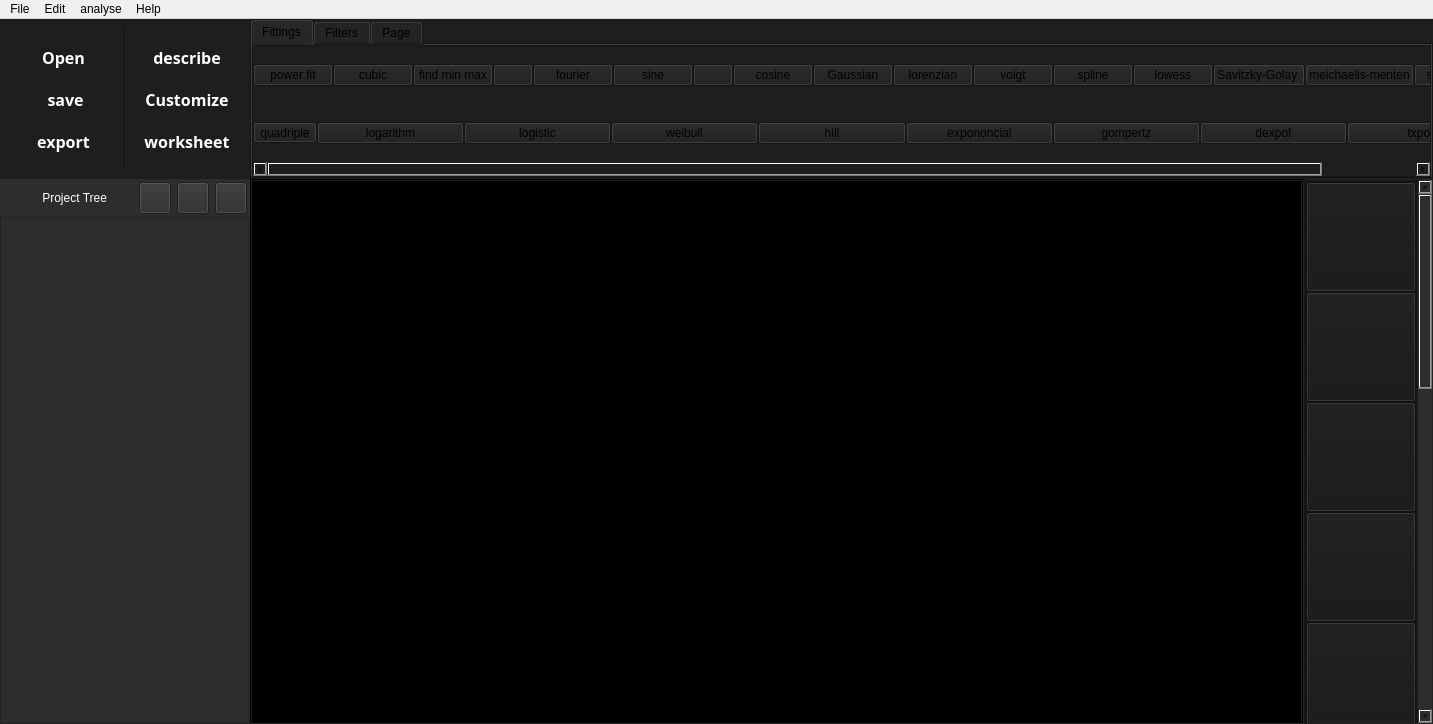
Meliani-Mehdi/Graphite_QT, file form.ui: the form before one commit.
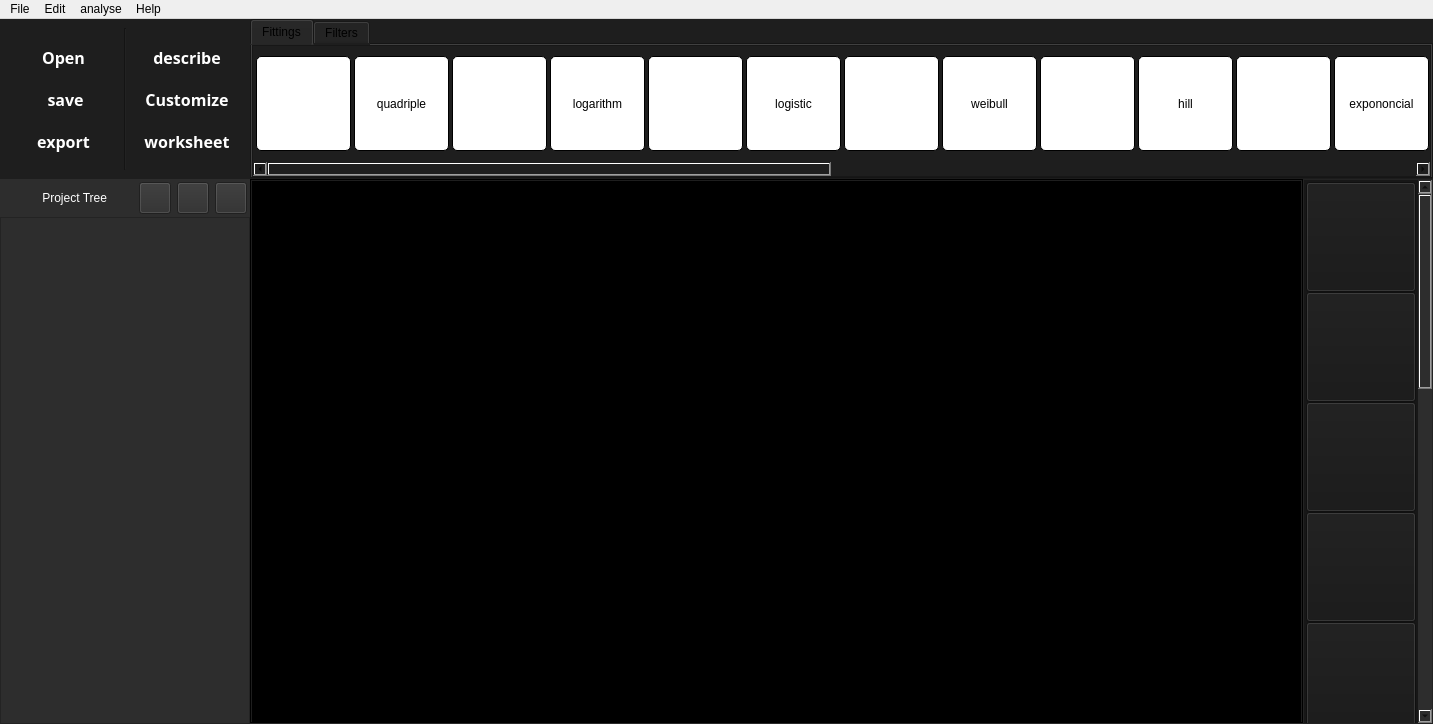
The form after the commit. Icons and pictures are not drawn.

Commit message: icons, and removed min/max

Patch:
```diff
--- a/form.ui
+++ b/form.ui
@@ -469,6 +469,26 @@
            </item>
            <item>
             <widget class="QTabWidget" name="mode_frames">
+             <property name="styleSheet">
+              <string notr="true">QPushButton {
+    background-color: white;
+    color: black; /* Optional: Change the text color if needed */
+    border: 1px solid black; /* Optional: Add a border */
+    padding: 5px; /* Optional: Add some padding for better appearance */
+    border-radius: 5px; /* Optional: Add rounded corners */
+}
+
+/* Optional: Change the background color on hover */
+QPushButton:hover {
+    background-color: lightgray;
+}
+
+/* Optional: Change the background color when the button is pressed */
+QPushButton:pressed {
+    background-color: gray;
+}
+</string>
+             </property>
              <property name="currentIndex">
               <number>0</number>
              </property>
@@ -500,56 +520,159 @@
                  <widget class="QWidget" name="scrollAreaWidgetContents_2">
                   <property name="geometry">
                    <rect>
-                    <x>0</x>
+                    <x>-625</x>
                     <y>0</y>
-                    <width>1513</width>
-                    <height>108</height>
+                    <width>2404</width>
+                    <height>114</height>
                    </rect>
                   </property>
-                  <layout class="QVBoxLayout" name="verticalLayout_8">
+                  <layout class="QHBoxLayout" name="horizontalLayout_7">
                    <property name="spacing">
-                    <number>0</number>
+                    <number>3</number>
                    </property>
                    <property name="leftMargin">
-                    <number>0</number>
+                    <number>3</number>
                    </property>
                    <property name="topMargin">
-                    <number>0</number>
+                    <number>3</number>
                    </property>
                    <property name="rightMargin">
-                    <number>0</number>
+                    <number>3</number>
                    </property>
                    <property name="bottomMargin">
-                    <number>0</number>
+                    <number>3</number>
                    </property>
-                   <item>
-                    <layout class="QHBoxLayout" name="horizontalLayout_8">
                      <item>
                       <widget class="QPushButton" name="power">
-                       <property name="text">
+                     <property name="minimumSize">
+                      <size>
+                       <width>95</width>
+                       <height>95</height>
+                      </size>
+                     </property>
+                     <property name="maximumSize">
+                      <size>
+                       <width>95</width>
+                       <height>95</height>
+                      </size>
+                     </property>
+                     <property name="toolTip">
                         <string>power fit</string>
                        </property>
+                     <property name="text">
+                      <string/>
+                     </property>
+                     <property name="icon">
+                      <iconset>
+                       <normaloff>assets/buttons/algo/power_fit_plot.png</normaloff>assets/buttons/algo/power_fit_plot.png</iconset>
+                     </property>
+                     <property name="iconSize">
+                      <size>
+                       <width>80</width>
+                       <height>80</height>
+                      </size>
+                     </property>
+                    </widget>
+                   </item>
+                   <item>
+                    <widget class="QPushButton" name="quadraple">
+                     <property name="minimumSize">
+                      <size>
+                       <width>95</width>
+                       <height>95</height>
+                      </size>
+                     </property>
+                     <property name="maximumSize">
+                      <size>
+                       <width>95</width>
+                       <height>95</height>
+                      </size>
+                     </property>
+                     <property name="text">
+                      <string>quadriple</string>
+                     </property>
+                     <property name="iconSize">
+                      <size>
+                       <width>80</width>
+                       <height>80</height>
+                      </size>
+                     </property>
                       </widget>
                      </item>
                      <item>
                       <widget class="QPushButton" name="cubic">
-                       <property name="text">
+                     <property name="minimumSize">
+                      <size>
+                       <width>95</width>
+                       <height>95</height>
+                      </size>
+                     </property>
+                     <property name="maximumSize">
+                      <size>
+                       <width>95</width>
+                       <height>95</height>
+                      </size>
+                     </property>
+                     <property name="toolTip">
                         <string>cubic</string>
                        </property>
+                     <property name="text">
+                      <string/>
+                     </property>
+                     <property name="icon">
+                      <iconset>
+                       <normaloff>assets/buttons/algo/cubic_fit_plot.png</normaloff>assets/buttons/algo/cubic_fit_plot.png</iconset>
+                     </property>
+                     <property name="iconSize">
+                      <size>
+                       <width>80</width>
+                       <height>80</height>
+                      </size>
+                     </property>
                       </widget>
                      </item>
                      <item>
-                      <widget class="QPushButton" name="min_max">
-                       <property name="styleSheet">
-                        <string notr="true"/>
+                    <widget class="QPushButton" name="log">
+                     <property name="minimumSize">
+                      <size>
+                       <width>95</width>
+                       <height>95</height>
+                      </size>
+                     </property>
+                     <property name="maximumSize">
+                      <size>
+                       <width>95</width>
+                       <height>95</height>
+                      </size>
                        </property>
                        <property name="text">
-                        <string>find min max</string>
+                      <string>logarithm</string>
+                     </property>
+                     <property name="iconSize">
+                      <size>
+                       <width>80</width>
+                       <height>80</height>
+                      </size>
                        </property>
                       </widget>
                      </item>
                      <item>
                       <widget class="QPushButton" name="linear">
+                     <property name="minimumSize">
+                      <size>
+                       <width>95</width>
+                       <height>95</height>
+                      </size>
+                     </property>
+                     <property name="maximumSize">
+                      <size>
+                       <width>95</width>
+                       <height>95</height>
+                      </size>
+                     </property>
+                     <property name="toolTip">
+                      <string>linear</string>
+                     </property>
                        <property name="text">
                         <string/>
                        </property>
@@ -559,28 +682,150 @@
                        </property>
                        <property name="iconSize">
                         <size>
-                         <width>64</width>
-                         <height>64</height>
+                       <width>95</width>
+                       <height>95</height>
+                      </size>
+                     </property>
+                    </widget>
+                   </item>
+                   <item>
+                    <widget class="QPushButton" name="logi">
+                     <property name="minimumSize">
+                      <size>
+                       <width>95</width>
+                       <height>95</height>
+                      </size>
+                     </property>
+                     <property name="maximumSize">
+                      <size>
+                       <width>95</width>
+                       <height>95</height>
+                      </size>
+                     </property>
+                     <property name="text">
+                      <string>logistic</string>
+                     </property>
+                     <property name="iconSize">
+                      <size>
+                       <width>80</width>
+                       <height>80</height>
                         </size>
                        </property>
                       </widget>
                      </item>
                      <item>
                       <widget class="QPushButton" name="fourier">
-                       <property name="text">
+                     <property name="minimumSize">
+                      <size>
+                       <width>95</width>
+                       <height>95</height>
+                      </size>
+                     </property>
+                     <property name="toolTip">
                         <string>fourier</string>
                        </property>
+                     <property name="text">
+                      <string/>
+                     </property>
+                     <property name="icon">
+                      <iconset>
+                       <normaloff>assets/buttons/algo/fourier_fit_plot.png</normaloff>assets/buttons/algo/fourier_fit_plot.png</iconset>
+                     </property>
+                     <property name="iconSize">
+                      <size>
+                       <width>80</width>
+                       <height>80</height>
+                      </size>
+                     </property>
+                    </widget>
+                   </item>
+                   <item>
+                    <widget class="QPushButton" name="weibull">
+                     <property name="minimumSize">
+                      <size>
+                       <width>95</width>
+                       <height>95</height>
+                      </size>
+                     </property>
+                     <property name="maximumSize">
+                      <size>
+                       <width>95</width>
+                       <height>95</height>
+                      </size>
+                     </property>
+                     <property name="text">
+                      <string>weibull</string>
+                     </property>
+                     <property name="iconSize">
+                      <size>
+                       <width>80</width>
+                       <height>80</height>
+                      </size>
+                     </property>
                       </widget>
                      </item>
                      <item>
                       <widget class="QPushButton" name="sine">
-                       <property name="text">
+                     <property name="minimumSize">
+                      <size>
+                       <width>95</width>
+                       <height>95</height>
+                      </size>
+                     </property>
+                     <property name="toolTip">
                         <string>sine</string>
                        </property>
+                     <property name="text">
+                      <string/>
+                     </property>
+                     <property name="icon">
+                      <iconset>
+                       <normaloff>assets/buttons/algo/sine_fit_plot.png</normaloff>assets/buttons/algo/sine_fit_plot.png</iconset>
+                     </property>
+                     <property name="iconSize">
+                      <size>
+                       <width>80</width>
+                       <height>80</height>
+                      </size>
+                     </property>
+                    </widget>
+                   </item>
+                   <item>
+                    <widget class="QPushButton" name="hill">
+                     <property name="minimumSize">
+                      <size>
+                       <width>95</width>
+                       <height>95</height>
+                      </size>
+                     </property>
+                     <property name="maximumSize">
+                      <size>
+                       <width>95</width>
+                       <height>95</height>
+                      </size>
+                     </property>
+                     <property name="text">
+                      <string>hill</string>
+                     </property>
+                     <property name="iconSize">
+                      <size>
+                       <width>80</width>
+                       <height>80</height>
+                      </size>
+                     </property>
                       </widget>
                      </item>
                      <item>
                       <widget class="QPushButton" name="Polynome">
+                     <property name="minimumSize">
+                      <size>
+                       <width>95</width>
+                       <height>95</height>
+                      </size>
+                     </property>
+                     <property name="toolTip">
+                      <string>polynome</string>
+                     </property>
                        <property name="text">
                         <string/>
                        </property>
@@ -591,168 +836,307 @@
                        <property name="iconSize">
                         <size>
                          <width>80</width>
-                         <height>64</height>
+                       <height>80</height>
+                      </size>
+                     </property>
+                    </widget>
+                   </item>
+                   <item>
+                    <widget class="QPushButton" name="expof">
+                     <property name="minimumSize">
+                      <size>
+                       <width>95</width>
+                       <height>95</height>
+                      </size>
+                     </property>
+                     <property name="maximumSize">
+                      <size>
+                       <width>95</width>
+                       <height>95</height>
+                      </size>
+                     </property>
+                     <property name="text">
+                      <string>expononcial</string>
+                     </property>
+                     <property name="iconSize">
+                      <size>
+                       <width>80</width>
+                       <height>80</height>
                         </size>
                        </property>
                       </widget>
                      </item>
                      <item>
                       <widget class="QPushButton" name="cosine">
+                     <property name="minimumSize">
+                      <size>
+                       <width>95</width>
+                       <height>95</height>
+                      </size>
+                     </property>
                        <property name="text">
                         <string>cosine</string>
                        </property>
+                     <property name="iconSize">
+                      <size>
+                       <width>80</width>
+                       <height>80</height>
+                      </size>
+                     </property>
+                    </widget>
+                   </item>
+                   <item>
+                    <widget class="QPushButton" name="gompertz">
+                     <property name="minimumSize">
+                      <size>
+                       <width>95</width>
+                       <height>95</height>
+                      </size>
+                     </property>
+                     <property name="maximumSize">
+                      <size>
+                       <width>95</width>
+                       <height>95</height>
+                      </size>
+                     </property>
+                     <property name="text">
+                      <string>gompertz</string>
+                     </property>
+                     <property name="iconSize">
+                      <size>
+                       <width>80</width>
+                       <height>80</height>
+                      </size>
+                     </property>
                       </widget>
                      </item>
                      <item>
                       <widget class="QPushButton" name="Gaussian">
+                     <property name="minimumSize">
+                      <size>
+                       <width>95</width>
+                       <height>95</height>
+                      </size>
+                     </property>
                        <property name="text">
                         <string>Gaussian</string>
+                     </property>
+                     <property name="iconSize">
+                      <size>
+                       <width>80</width>
+                       <height>80</height>
+                      </size>
+                     </property>
+                    </widget>
+                   </item>
+                   <item>
+                    <widget class="QPushButton" name="dexpof">
+                     <property name="minimumSize">
+                      <size>
+                       <width>95</width>
+                       <height>95</height>
+                      </size>
+                     </property>
+                     <property name="maximumSize">
+                      <size>
+                       <width>95</width>
+                       <height>95</height>
+                      </size>
+                     </property>
+                     <property name="text">
+                      <string>dexpof</string>
+                     </property>
+                     <property name="iconSize">
+                      <size>
+                       <width>80</width>
+                       <height>80</height>
+                      </size>
                        </property>
                       </widget>
                      </item>
                      <item>
                       <widget class="QPushButton" name="lorenzian">
+                     <property name="minimumSize">
+                      <size>
+                       <width>95</width>
+                       <height>95</height>
+                      </size>
+                     </property>
                        <property name="text">
                         <string>lorenzian</string>
                        </property>
+                     <property name="iconSize">
+                      <size>
+                       <width>80</width>
+                       <height>80</height>
+                      </size>
+                     </property>
+                    </widget>
+                   </item>
+                   <item>
+                    <widget class="QPushButton" name="texpof">
+                     <property name="minimumSize">
+                      <size>
+                       <width>95</width>
+                       <height>95</height>
+                      </size>
+                     </property>
+                     <property name="maximumSize">
+                      <size>
+                       <width>95</width>
+                       <height>95</height>
+                      </size>
+                     </property>
+                     <property name="text">
+                      <string>txpof</string>
+                     </property>
+                     <property name="iconSize">
+                      <size>
+                       <width>80</width>
+                       <height>80</height>
+                      </size>
+                     </property>
                       </widget>
                      </item>
                      <item>
                       <widget class="QPushButton" name="voigt">
+                     <property name="minimumSize">
+                      <size>
+                       <width>95</width>
+                       <height>95</height>
+                      </size>
+                     </property>
                        <property name="text">
                         <string>voigt</string>
                        </property>
+                     <property name="iconSize">
+                      <size>
+                       <width>80</width>
+                       <height>80</height>
+                      </size>
+                     </property>
                       </widget>
                      </item>
                      <item>
                       <widget class="QPushButton" name="spline">
+                     <property name="minimumSize">
+                      <size>
+                       <width>95</width>
+                       <height>95</height>
+                      </size>
+                     </property>
                        <property name="text">
                         <string>spline</string>
                        </property>
+                     <property name="iconSize">
+                      <size>
+                       <width>80</width>
+                       <height>80</height>
+                      </size>
+                     </property>
                       </widget>
                      </item>
                      <item>
                       <widget class="QPushButton" name="lowess_2">
+                     <property name="minimumSize">
+                      <size>
+                       <width>95</width>
+                       <height>95</height>
+                      </size>
+                     </property>
                        <property name="text">
                         <string>lowess</string>
                        </property>
+                     <property name="iconSize">
+                      <size>
+                       <width>80</width>
+                       <height>80</height>
+                      </size>
+                     </property>
                       </widget>
                      </item>
                      <item>
                       <widget class="QPushButton" name="sav">
+                     <property name="minimumSize">
+                      <size>
+                       <width>95</width>
+                       <height>95</height>
+                      </size>
+                     </property>
                        <property name="text">
                         <string>Savitzky-Golay </string>
                        </property>
+                     <property name="iconSize">
+                      <size>
+                       <width>80</width>
+                       <height>80</height>
+                      </size>
+                     </property>
                       </widget>
                      </item>
                      <item>
                       <widget class="QPushButton" name="mac">
+                     <property name="minimumSize">
+                      <size>
+                       <width>95</width>
+                       <height>95</height>
+                      </size>
+                     </property>
                        <property name="text">
                         <string>meichaelis-menten</string>
                        </property>
+                     <property name="iconSize">
+                      <size>
+                       <width>80</width>
+                       <height>80</height>
+                      </size>
+                     </property>
                       </widget>
                      </item>
                      <item>
                       <widget class="QPushButton" name="segmoidal">
+                     <property name="minimumSize">
+                      <size>
+                       <width>95</width>
+                       <height>95</height>
+                      </size>
+                     </property>
                        <property name="text">
                         <string>segmoidal</string>
                        </property>
-                      </widget>
-                     </item>
-                     <item>
-                      <spacer name="horizontalSpacer_4">
-                       <property name="orientation">
-                        <enum>Qt::Orientation::Vertical</enum>
-                       </property>
-                       <property name="sizeHint" stdset="0">
+                     <property name="iconSize">
                         <size>
-                         <width>40</width>
-                         <height>20</height>
-                        </size>
-                       </property>
-                      </spacer>
-                     </item>
-                    </layout>
-                   </item>
-                   <item>
-                    <layout class="QHBoxLayout" name="horizontalLayout_9">
-                     <item>
-                      <widget class="QToolButton" name="quadraple">
-                       <property name="text">
-                        <string>quadriple</string>
-                       </property>
-                      </widget>
-                     </item>
-                     <item>
-                      <widget class="QPushButton" name="log">
-                       <property name="text">
-                        <string>logarithm</string>
-                       </property>
-                      </widget>
-                     </item>
-                     <item>
-                      <widget class="QPushButton" name="logi">
-                       <property name="text">
-                        <string>logistic</string>
-                       </property>
-                      </widget>
-                     </item>
-                     <item>
-                      <widget class="QPushButton" name="weibull">
-                       <property name="text">
-                        <string>weibull</string>
-                       </property>
-                      </widget>
-                     </item>
-                     <item>
-                      <widget class="QPushButton" name="hill">
-                       <property name="text">
-                        <string>hill</string>
-                       </property>
-                      </widget>
-                     </item>
-                     <item>
-                      <widget class="QPushButton" name="expof">
-                       <property name="text">
-                        <string>expononcial</string>
-                       </property>
-                      </widget>
-                     </item>
-                     <item>
-                      <widget class="QPushButton" name="gompertz">
-                       <property name="text">
-                        <string>gompertz</string>
-                       </property>
-                      </widget>
-                     </item>
-                     <item>
-                      <widget class="QPushButton" name="dexpof">
-                       <property name="text">
-                        <string>dexpof</string>
-                       </property>
-                      </widget>
-                     </item>
-                     <item>
-                      <widget class="QPushButton" name="texpof">
-                       <property name="text">
-                        <string>txpof</string>
+                       <width>80</width>
+                       <height>80</height>
+                      </size>
                        </property>
                       </widget>
                      </item>
                      <item>
                       <spacer name="horizontalSpacer_5">
                        <property name="orientation">
-                        <enum>Qt::Orientation::Vertical</enum>
+                      <enum>Qt::Horizontal</enum>
                        </property>
                        <property name="sizeHint" stdset="0">
                         <size>
-                         <width>40</width>
-                         <height>20</height>
+                       <width>93</width>
+                       <height>40</height>
                         </size>
                        </property>
                       </spacer>
                      </item>
-                    </layout>
+                   <item>
+                    <spacer name="horizontalSpacer_4">
+                     <property name="orientation">
+                      <enum>Qt::Vertical</enum>
+                     </property>
+                     <property name="sizeHint" stdset="0">
+                      <size>
+                       <width>40</width>
+                       <height>105</height>
+                      </size>
+                     </property>
+                    </spacer>
                    </item>
                   </layout>
                  </widget>
@@ -1267,11 +1651,6 @@
                </item>
               </layout>
              </widget>
-             <widget class="QWidget" name="tab">
-              <attribute name="title">
-               <string>Page</string>
-              </attribute>
-             </widget>
             </widget>
            </item>
           </layout>
```
Left out of the diff: 78 changed lines with no effect on the pictures. Lines whose indentation alone changed are shown as unchanged. The commit also changes 10 other files.
